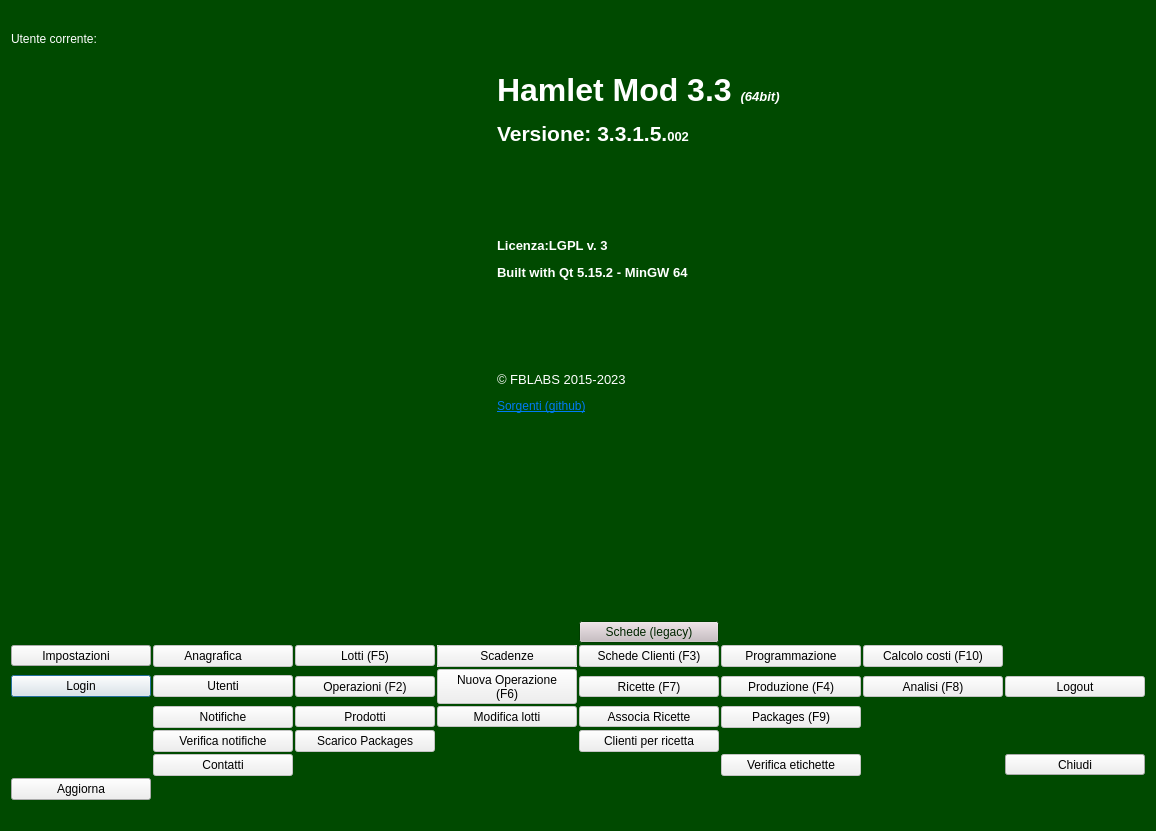
This is mainwindow.ui in fblabs/hamlet-mod-sancon as Qt 5 draws it before an edit. The edited form follows.
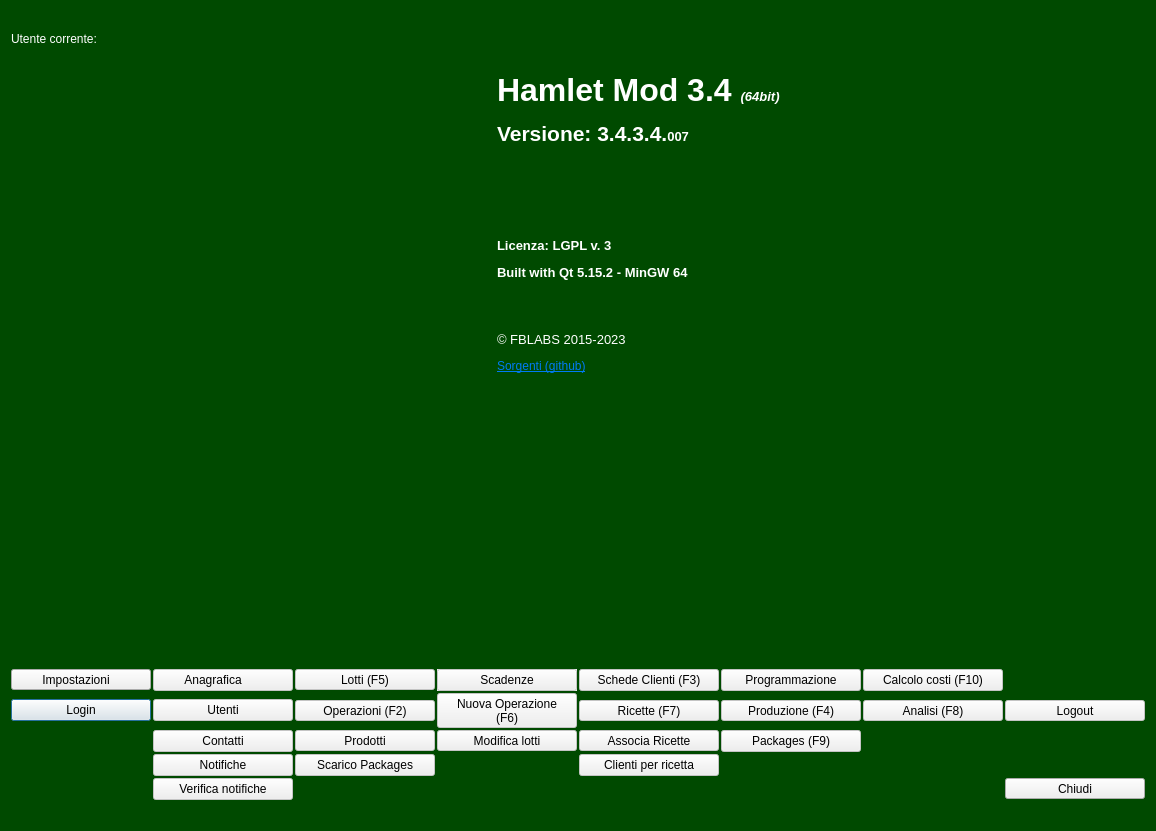
This is the edited form. Icons and pictures are not drawn.

```diff
--- a/mainwindow.ui
+++ b/mainwindow.ui
@@ -531,7 +531,7 @@
          <enum>QFrame::NoFrame</enum>
         </property>
         <property name="text">
-         <string>&lt;html&gt;&lt;head/&gt;&lt;body&gt;&lt;p&gt;&lt;span style=&quot; font-size:24pt; font-weight:600;&quot;&gt;Hamlet Mod 3.3 &lt;/span&gt;&lt;span style=&quot; font-size:10pt; font-weight:600; font-style:italic;&quot;&gt;(64bit)&lt;/span&gt;&lt;/p&gt;&lt;p&gt;&lt;span style=&quot; font-size:16pt; font-weight:600;&quot;&gt;Versione: 3.3.1.5.&lt;/span&gt;&lt;span style=&quot; font-size:10pt; font-weight:600;&quot;&gt;002&lt;/span&gt;&lt;/p&gt;&lt;p&gt;&lt;br/&gt;&lt;/p&gt;&lt;p&gt;&lt;br/&gt;&lt;/p&gt;&lt;p&gt;&lt;span style=&quot; font-size:10pt; font-weight:600;&quot;&gt;Licenza:LGPL v. 3&lt;/span&gt;&lt;/p&gt;&lt;p&gt;&lt;span style=&quot; font-size:10pt; font-weight:600;&quot;&gt;Built with Qt 5.15.2 - MinGW 64&lt;/span&gt;&lt;/p&gt;&lt;p&gt;&lt;br/&gt;&lt;/p&gt;&lt;p&gt;&lt;br/&gt;&lt;/p&gt;&lt;p&gt;&lt;span style=&quot; font-size:10pt;&quot;&gt;© FBLABS 2015-2023&lt;/span&gt;&lt;/p&gt;&lt;p&gt;&lt;a href=&quot;https://github.com/fblabs/hamlet-mod-sancon/tree/master&quot;&gt;&lt;span style=&quot; text-decoration: underline; color:#007af4;&quot;&gt;Sorgenti (github)&lt;/span&gt;&lt;/a&gt;&lt;/p&gt;&lt;/body&gt;&lt;/html&gt;</string>
+         <string>&lt;html&gt;&lt;head/&gt;&lt;body&gt;&lt;p&gt;&lt;span style=&quot; font-size:24pt; font-weight:600;&quot;&gt;Hamlet Mod 3.4 &lt;/span&gt;&lt;span style=&quot; font-size:10pt; font-weight:600; font-style:italic;&quot;&gt;(64bit)&lt;/span&gt;&lt;/p&gt;&lt;p&gt;&lt;span style=&quot; font-size:16pt; font-weight:600;&quot;&gt;Versione: 3.4.3.4.&lt;/span&gt;&lt;span style=&quot; font-size:10pt; font-weight:600;&quot;&gt;007&lt;/span&gt;&lt;/p&gt;&lt;p&gt;&lt;br/&gt;&lt;/p&gt;&lt;p&gt;&lt;br/&gt;&lt;/p&gt;&lt;p&gt;&lt;span style=&quot; font-size:10pt; font-weight:600;&quot;&gt;Licenza: LGPL v. 3&lt;/span&gt;&lt;/p&gt;&lt;p&gt;&lt;span style=&quot; font-size:10pt; font-weight:600;&quot;&gt;Built with Qt 5.15.2 - MinGW 64&lt;/span&gt;&lt;/p&gt;&lt;p&gt;&lt;br/&gt;&lt;/p&gt;&lt;p&gt;&lt;span style=&quot; font-size:10pt;&quot;&gt;© FBLABS 2015-2023&lt;/span&gt;&lt;/p&gt;&lt;p&gt;&lt;a href=&quot;https://github.com/fblabs/hamlet-mod-sancon-new/blob/master/release/hamletMOD.exe&quot;&gt;&lt;span style=&quot; text-decoration: underline; color:#007af4;&quot;&gt;Sorgenti (github)&lt;/span&gt;&lt;/a&gt;&lt;/p&gt;&lt;/body&gt;&lt;/html&gt;</string>
         </property>
         <property name="scaledContents">
          <bool>false</bool>
@@ -566,7 +566,77 @@
         <property name="spacing">
          <number>2</number>
         </property>
+        <item row="3" column="0">
+         <widget class="QToolButton" name="tbSettings">
+          <property name="enabled">
+           <bool>true</bool>
+          </property>
+          <property name="minimumSize">
+           <size>
+            <width>140</width>
+            <height>0</height>
+           </size>
+          </property>
+          <property name="maximumSize">
+           <size>
+            <width>125</width>
+            <height>16777215</height>
+           </size>
+          </property>
+          <property name="styleSheet">
+           <string notr="true">color:rgb(0, 0, 0)</string>
+          </property>
+          <property name="text">
+           <string>Impostazioni   </string>
+          </property>
+          <property name="icon">
+           <iconset resource="icons.qrc">
+            <normaloff>:/Resources/Computer.PNG</normaloff>:/Resources/Computer.PNG</iconset>
+          </property>
+          <property name="iconSize">
+           <size>
+            <width>32</width>
+            <height>32</height>
+           </size>
+          </property>
+          <property name="toolButtonStyle">
+           <enum>Qt::ToolButtonTextBesideIcon</enum>
+          </property>
+         </widget>
+        </item>
         <item row="5" column="2">
+         <widget class="QToolButton" name="tbProdotti">
+          <property name="enabled">
+           <bool>false</bool>
+          </property>
+          <property name="minimumSize">
+           <size>
+            <width>140</width>
+            <height>0</height>
+           </size>
+          </property>
+          <property name="styleSheet">
+           <string notr="true">color:rgb(0, 0, 0)</string>
+          </property>
+          <property name="text">
+           <string>Prodotti</string>
+          </property>
+          <property name="icon">
+           <iconset resource="icons.qrc">
+            <normaloff>:/Resources/Wood-4-icon.png</normaloff>:/Resources/Wood-4-icon.png</iconset>
+          </property>
+          <property name="iconSize">
+           <size>
+            <width>32</width>
+            <height>32</height>
+           </size>
+          </property>
+          <property name="toolButtonStyle">
+           <enum>Qt::ToolButtonTextBesideIcon</enum>
+          </property>
+         </widget>
+        </item>
+        <item row="4" column="2">
          <widget class="QToolButton" name="tbMagaz">
           <property name="enabled">
            <bool>false</bool>
@@ -604,169 +674,8 @@
           </property>
          </widget>
         </item>
-        <item row="7" column="1">
-         <widget class="QPushButton" name="pbNotifiche">
-          <property name="enabled">
-           <bool>false</bool>
-          </property>
-          <property name="minimumSize">
-           <size>
-            <width>140</width>
-            <height>0</height>
-           </size>
-          </property>
-          <property name="styleSheet">
-           <string notr="true">color:rgb(0, 0, 0)</string>
-          </property>
-          <property name="text">
-           <string>Notifiche</string>
-          </property>
-          <property name="icon">
-           <iconset resource="icons.qrc">
-            <normaloff>:/Resources/Chat.PNG</normaloff>:/Resources/Chat.PNG</iconset>
-          </property>
-          <property name="iconSize">
-           <size>
-            <width>32</width>
-            <height>32</height>
-           </size>
-          </property>
-         </widget>
-        </item>
-        <item row="2" column="6">
-         <widget class="QPushButton" name="pbOldCards">
-          <property name="enabled">
-           <bool>false</bool>
-          </property>
-          <property name="palette">
-           <palette>
-            <active>
-             <colorrole role="Button">
-              <brush brushstyle="SolidPattern">
-               <color alpha="255">
-                <red>200</red>
-                <green>188</green>
-                <blue>193</blue>
-               </color>
-              </brush>
-             </colorrole>
-            </active>
-            <inactive>
-             <colorrole role="Button">
-              <brush brushstyle="SolidPattern">
-               <color alpha="255">
-                <red>200</red>
-                <green>188</green>
-                <blue>193</blue>
-               </color>
-              </brush>
-             </colorrole>
-            </inactive>
-            <disabled>
-             <colorrole role="Button">
-              <brush brushstyle="SolidPattern">
-               <color alpha="255">
-                <red>200</red>
-                <green>188</green>
-                <blue>193</blue>
-               </color>
-              </brush>
-             </colorrole>
-            </disabled>
-           </palette>
-          </property>
-          <property name="text">
-           <string>Schede (legacy)</string>
-          </property>
-         </widget>
-        </item>
-        <item row="5" column="6">
-         <widget class="QToolButton" name="tbRicette">
-          <property name="enabled">
-           <bool>false</bool>
-          </property>
-          <property name="minimumSize">
-           <size>
-            <width>140</width>
-            <height>0</height>
-           </size>
-          </property>
-          <property name="maximumSize">
-           <size>
-            <width>16777215</width>
-            <height>16777215</height>
-           </size>
-          </property>
-          <property name="baseSize">
-           <size>
-            <width>0</width>
-            <height>0</height>
-           </size>
-          </property>
-          <property name="styleSheet">
-           <string notr="true">color:rgb(0, 0, 0)</string>
-          </property>
-          <property name="text">
-           <string>Ricette (F7)</string>
-          </property>
-          <property name="icon">
-           <iconset resource="icons.qrc">
-            <normaloff>:/Resources/Notepad.PNG</normaloff>:/Resources/Notepad.PNG</iconset>
-          </property>
-          <property name="iconSize">
-           <size>
-            <width>32</width>
-            <height>32</height>
-           </size>
-          </property>
-          <property name="shortcut">
-           <string>F7</string>
-          </property>
-          <property name="toolButtonStyle">
-           <enum>Qt::ToolButtonTextBesideIcon</enum>
-          </property>
-         </widget>
-        </item>
-        <item row="4" column="6">
-         <widget class="QPushButton" name="pbSchede">
-          <property name="enabled">
-           <bool>false</bool>
-          </property>
-          <property name="minimumSize">
-           <size>
-            <width>140</width>
-            <height>0</height>
-           </size>
-          </property>
-          <property name="maximumSize">
-           <size>
-            <width>16777215</width>
-            <height>16777215</height>
-           </size>
-          </property>
-          <property name="styleSheet">
-           <string notr="true">color:rgb(0, 0, 0)</string>
-          </property>
-          <property name="text">
-           <string>Schede Clienti (F3)</string>
-          </property>
-          <property name="icon">
-           <iconset resource="icons.qrc">
-            <normaloff>:/Resources/Folder.PNG</normaloff>:/Resources/Folder.PNG</iconset>
-          </property>
-          <property name="iconSize">
-           <size>
-            <width>32</width>
-            <height>32</height>
-           </size>
-          </property>
-          <property name="shortcut">
-           <string>F3</string>
-          </property>
-         </widget>
-        </item>
         <item row="7" column="6">
-         <widget class="QToolButton" name="tbAssociazioni">
+         <widget class="QPushButton" name="pbC4R">
           <property name="enabled">
            <bool>false</bool>
           </property>
@@ -776,17 +685,11 @@
             <height>0</height>
            </size>
           </property>
-          <property name="maximumSize">
-           <size>
-            <width>134</width>
-            <height>16777215</height>
-           </size>
-          </property>
           <property name="styleSheet">
            <string notr="true">color:rgb(0, 0, 0)</string>
           </property>
           <property name="text">
-           <string>Associa Ricette</string>
+           <string>Clienti per ricetta</string>
           </property>
           <property name="icon">
            <iconset resource="icons.qrc">
@@ -798,15 +701,12 @@
             <height>32</height>
            </size>
           </property>
-          <property name="toolButtonStyle">
-           <enum>Qt::ToolButtonTextBesideIcon</enum>
-          </property>
          </widget>
         </item>
-        <item row="4" column="0">
-         <widget class="QToolButton" name="tbSettings">
+        <item row="3" column="7">
+         <widget class="QPushButton" name="pbProgrammazione">
           <property name="enabled">
-           <bool>true</bool>
+           <bool>false</bool>
           </property>
           <property name="minimumSize">
            <size>
@@ -814,17 +714,41 @@
             <height>0</height>
            </size>
           </property>
-          <property name="maximumSize">
+          <property name="styleSheet">
+           <string notr="true">color:rgb(0, 0, 0)</string>
+          </property>
+          <property name="text">
+           <string>Programmazione</string>
+          </property>
+          <property name="icon">
+           <iconset resource="icons.qrc">
+            <normaloff>:/Resources/3D_Icons_Icon_256.png</normaloff>:/Resources/3D_Icons_Icon_256.png</iconset>
+          </property>
+          <property name="iconSize">
            <size>
-            <width>125</width>
-            <height>16777215</height>
+            <width>32</width>
+            <height>32</height>
            </size>
           </property>
+         </widget>
+        </item>
+        <item row="4" column="4">
+         <widget class="QToolButton" name="pBNewOperation">
+          <property name="enabled">
+           <bool>false</bool>
+          </property>
+          <property name="minimumSize">
+           <size>
+            <width>140</width>
+            <height>0</height>
+           </size>
+          </property>
           <property name="styleSheet">
            <string notr="true">color:rgb(0, 0, 0)</string>
           </property>
           <property name="text">
-           <string>Impostazioni   </string>
+           <string>Nuova Operazione 
+(F6)</string>
           </property>
           <property name="icon">
            <iconset resource="icons.qrc">
@@ -839,9 +763,12 @@
           <property name="toolButtonStyle">
            <enum>Qt::ToolButtonTextBesideIcon</enum>
           </property>
+          <property name="arrowType">
+           <enum>Qt::NoArrow</enum>
+          </property>
          </widget>
         </item>
-        <item row="4" column="1">
+        <item row="3" column="1">
          <widget class="QPushButton" name="tbAnag">
           <property name="enabled">
            <bool>false</bool>
@@ -876,42 +803,10 @@
           </property>
          </widget>
         </item>
-        <item row="11" column="1">
-         <widget class="QPushButton" name="pbContacts">
+        <item row="3" column="2">
+         <widget class="QToolButton" name="tbLotti">
           <property name="enabled">
            <bool>false</bool>
-          </property>
-          <property name="minimumSize">
-           <size>
-            <width>140</width>
-            <height>0</height>
-           </size>
-          </property>
-          <property name="styleSheet">
-           <string notr="true">color:rgb(0, 0, 0)</string>
-          </property>
-          <property name="text">
-           <string>Contatti</string>
-          </property>
-          <property name="icon">
-           <iconset resource="icons.qrc">
-            <normaloff>:/Resources/user-group-icon.png</normaloff>:/Resources/user-group-icon.png</iconset>
-          </property>
-          <property name="iconSize">
-           <size>
-            <width>32</width>
-            <height>32</height>
-           </size>
-          </property>
-          <property name="flat">
-           <bool>false</bool>
-          </property>
-         </widget>
-        </item>
-        <item row="11" column="9">
-         <widget class="QToolButton" name="tbClose">
-          <property name="enabled">
-           <bool>true</bool>
           </property>
           <property name="minimumSize">
            <size>
@@ -929,7 +824,7 @@
            <string notr="true">color:rgb(0, 0, 0)</string>
           </property>
           <property name="text">
-           <string>Chiudi</string>
+           <string>Lotti (F5)</string>
           </property>
           <property name="icon">
            <iconset resource="icons.qrc">
@@ -944,9 +839,12 @@
           <property name="toolButtonStyle">
            <enum>Qt::ToolButtonTextBesideIcon</enum>
           </property>
+          <property name="autoRaise">
+           <bool>false</bool>
+          </property>
          </widget>
         </item>
-        <item row="5" column="8">
+        <item row="4" column="8">
          <widget class="QToolButton" name="tbAnalisi">
           <property name="enabled">
            <bool>false</bool>
@@ -996,7 +894,83 @@
           </property>
          </widget>
         </item>
-        <item row="5" column="7">
+        <item row="4" column="9">
+         <widget class="QToolButton" name="tbLogout">
+          <property name="enabled">
+           <bool>false</bool>
+          </property>
+          <property name="minimumSize">
+           <size>
+            <width>140</width>
+            <height>0</height>
+           </size>
+          </property>
+          <property name="maximumSize">
+           <size>
+            <width>120</width>
+            <height>16777215</height>
+           </size>
+          </property>
+          <property name="styleSheet">
+           <string notr="true">color:rgb(0, 0, 0)</string>
+          </property>
+          <property name="text">
+           <string>Logout</string>
+          </property>
+          <property name="icon">
+           <iconset resource="icons.qrc">
+            <normaloff>:/Resources/User-red64.png</normaloff>:/Resources/User-red64.png</iconset>
+          </property>
+          <property name="iconSize">
+           <size>
+            <width>32</width>
+            <height>32</height>
+           </size>
+          </property>
+          <property name="toolButtonStyle">
+           <enum>Qt::ToolButtonTextBesideIcon</enum>
+          </property>
+         </widget>
+        </item>
+        <item row="9" column="9">
+         <widget class="QToolButton" name="tbClose">
+          <property name="enabled">
+           <bool>true</bool>
+          </property>
+          <property name="minimumSize">
+           <size>
+            <width>140</width>
+            <height>0</height>
+           </size>
+          </property>
+          <property name="maximumSize">
+           <size>
+            <width>120</width>
+            <height>16777215</height>
+           </size>
+          </property>
+          <property name="styleSheet">
+           <string notr="true">color:rgb(0, 0, 0)</string>
+          </property>
+          <property name="text">
+           <string>Chiudi</string>
+          </property>
+          <property name="icon">
+           <iconset resource="icons.qrc">
+            <normaloff>:/Resources/Actions-window-close-icon.png</normaloff>:/Resources/Actions-window-close-icon.png</iconset>
+          </property>
+          <property name="iconSize">
+           <size>
+            <width>32</width>
+            <height>32</height>
+           </size>
+          </property>
+          <property name="toolButtonStyle">
+           <enum>Qt::ToolButtonTextBesideIcon</enum>
+          </property>
+         </widget>
+        </item>
+        <item row="4" column="7">
          <widget class="QToolButton" name="tnProduzione">
           <property name="enabled">
            <bool>false</bool>
@@ -1037,68 +1011,7 @@
           </property>
          </widget>
         </item>
-        <item row="5" column="1">
-         <widget class="QPushButton" name="tbUtenti">
-          <property name="enabled">
-           <bool>false</bool>
-          </property>
-          <property name="minimumSize">
-           <size>
-            <width>140</width>
-            <height>0</height>
-           </size>
-          </property>
-          <property name="maximumSize">
-           <size>
-            <width>120</width>
-            <height>16777215</height>
-           </size>
-          </property>
-          <property name="styleSheet">
-           <string notr="true">color:rgb(0, 0, 0)</string>
-          </property>
-          <property name="text">
-           <string>Utenti</string>
-          </property>
-          <property name="icon">
-           <iconset resource="icons.qrc">
-            <normaloff>:/Resources/Warning-Sign.PNG</normaloff>:/Resources/Warning-Sign.PNG</iconset>
-          </property>
-          <property name="iconSize">
-           <size>
-            <width>32</width>
-            <height>32</height>
-           </size>
-          </property>
-         </widget>
-        </item>
-        <item row="12" column="0">
-         <widget class="QPushButton" name="pushButton">
-          <property name="minimumSize">
-           <size>
-            <width>80</width>
-            <height>0</height>
-           </size>
-          </property>
-          <property name="styleSheet">
-           <string notr="true">color:rgb(0, 0, 0)</string>
-          </property>
-          <property name="text">
-           <string>Aggiorna</string>
-          </property>
-          <property name="icon">
-           <iconset resource="icons.qrc">
-            <normaloff>:/Resources/Planet.PNG</normaloff>:/Resources/Planet.PNG</iconset>
-          </property>
-          <property name="iconSize">
-           <size>
-            <width>32</width>
-            <height>32</height>
-           </size>
-          </property>
-         </widget>
-        </item>
-        <item row="5" column="0">
+        <item row="4" column="0">
          <widget class="QPushButton" name="toolButton">
           <property name="minimumSize">
            <size>
@@ -1136,8 +1049,8 @@
           </property>
          </widget>
         </item>
-        <item row="4" column="7">
-         <widget class="QPushButton" name="pbProgrammazione">
+        <item row="3" column="4">
+         <widget class="QPushButton" name="pbExpirations">
           <property name="enabled">
            <bool>false</bool>
           </property>
@@ -1147,40 +1060,14 @@
             <height>0</height>
            </size>
           </property>
-          <property name="styleSheet">
-           <string notr="true">color:rgb(0, 0, 0)</string>
+          <property name="autoFillBackground">
+           <bool>true</bool>
           </property>
-          <property name="text">
-           <string>Programmazione</string>
-          </property>
-          <property name="icon">
-           <iconset resource="icons.qrc">
-            <normaloff>:/Resources/3D_Icons_Icon_256.png</normaloff>:/Resources/3D_Icons_Icon_256.png</iconset>
-          </property>
-          <property name="iconSize">
-           <size>
-            <width>32</width>
-            <height>32</height>
-           </size>
-          </property>
-         </widget>
-        </item>
-        <item row="9" column="6">
-         <widget class="QPushButton" name="pbC4R">
-          <property name="enabled">
-           <bool>false</bool>
-          </property>
-          <property name="minimumSize">
-           <size>
-            <width>140</width>
-            <height>0</height>
-           </size>
-          </property>
           <property name="styleSheet">
            <string notr="true">color:rgb(0, 0, 0)</string>
           </property>
           <property name="text">
-           <string>Clienti per ricetta</string>
+           <string>Scadenze</string>
           </property>
           <property name="icon">
            <iconset resource="icons.qrc">
@@ -1194,7 +1081,7 @@
           </property>
          </widget>
         </item>
-        <item row="4" column="8">
+        <item row="3" column="8">
          <widget class="QPushButton" name="pbCalcoloCosti">
           <property name="enabled">
            <bool>false</bool>
@@ -1226,241 +1113,7 @@
           </property>
          </widget>
         </item>
-        <item row="11" column="7">
-         <widget class="QPushButton" name="pbVerifyLabels">
-          <property name="enabled">
-           <bool>false</bool>
-          </property>
-          <property name="minimumSize">
-           <size>
-            <width>140</width>
-            <height>0</height>
-           </size>
-          </property>
-          <property name="styleSheet">
-           <string notr="true">color:rgb(0, 0, 0)</string>
-          </property>
-          <property name="text">
-           <string>Verifica etichette</string>
-          </property>
-          <property name="icon">
-           <iconset resource="icons.qrc">
-            <normaloff>:/Resources/Map.PNG</normaloff>:/Resources/Map.PNG</iconset>
-          </property>
-          <property name="iconSize">
-           <size>
-            <width>32</width>
-            <height>32</height>
-           </size>
-          </property>
-         </widget>
-        </item>
-        <item row="9" column="1">
-         <widget class="QPushButton" name="pbCkeckNotifications">
-          <property name="enabled">
-           <bool>false</bool>
-          </property>
-          <property name="minimumSize">
-           <size>
-            <width>140</width>
-            <height>0</height>
-           </size>
-          </property>
-          <property name="styleSheet">
-           <string notr="true">color:rgb(0, 0, 0)</string>
-          </property>
-          <property name="text">
-           <string>Verifica notifiche</string>
-          </property>
-          <property name="icon">
-           <iconset resource="icons.qrc">
-            <normaloff>:/Resources/Search.PNG</normaloff>:/Resources/Search.PNG</iconset>
-          </property>
-          <property name="iconSize">
-           <size>
-            <width>32</width>
-            <height>32</height>
-           </size>
-          </property>
-         </widget>
-        </item>
-        <item row="5" column="9">
-         <widget class="QToolButton" name="tbLogout">
-          <property name="enabled">
-           <bool>false</bool>
-          </property>
-          <property name="minimumSize">
-           <size>
-            <width>140</width>
-            <height>0</height>
-           </size>
-          </property>
-          <property name="maximumSize">
-           <size>
-            <width>120</width>
-            <height>16777215</height>
-           </size>
-          </property>
-          <property name="styleSheet">
-           <string notr="true">color:rgb(0, 0, 0)</string>
-          </property>
-          <property name="text">
-           <string>Logout</string>
-          </property>
-          <property name="icon">
-           <iconset resource="icons.qrc">
-            <normaloff>:/Resources/User-red64.png</normaloff>:/Resources/User-red64.png</iconset>
-          </property>
-          <property name="iconSize">
-           <size>
-            <width>32</width>
-            <height>32</height>
-           </size>
-          </property>
-          <property name="toolButtonStyle">
-           <enum>Qt::ToolButtonTextBesideIcon</enum>
-          </property>
-         </widget>
-        </item>
-        <item row="9" column="2">
-         <widget class="QPushButton" name="pbUnload">
-          <property name="enabled">
-           <bool>false</bool>
-          </property>
-          <property name="minimumSize">
-           <size>
-            <width>140</width>
-            <height>0</height>
-           </size>
-          </property>
-          <property name="styleSheet">
-           <string notr="true">color:rgb(0, 0, 0)</string>
-          </property>
-          <property name="text">
-           <string>Scarico Packages</string>
-          </property>
-          <property name="icon">
-           <iconset resource="icons.qrc">
-            <normaloff>:/Resources/App-ark-2-icon.png</normaloff>:/Resources/App-ark-2-icon.png</iconset>
-          </property>
-          <property name="iconSize">
-           <size>
-            <width>32</width>
-            <height>32</height>
-           </size>
-          </property>
-         </widget>
-        </item>
-        <item row="4" column="4">
-         <widget class="QPushButton" name="pbExpirations">
-          <property name="enabled">
-           <bool>false</bool>
-          </property>
-          <property name="minimumSize">
-           <size>
-            <width>140</width>
-            <height>0</height>
-           </size>
-          </property>
-          <property name="autoFillBackground">
-           <bool>true</bool>
-          </property>
-          <property name="styleSheet">
-           <string notr="true">color:rgb(0, 0, 0)</string>
-          </property>
-          <property name="text">
-           <string>Scadenze</string>
-          </property>
-          <property name="icon">
-           <iconset resource="icons.qrc">
-            <normaloff>:/Resources/Calendar.PNG</normaloff>:/Resources/Calendar.PNG</iconset>
-          </property>
-          <property name="iconSize">
-           <size>
-            <width>32</width>
-            <height>32</height>
-           </size>
-          </property>
-         </widget>
-        </item>
-        <item row="5" column="4">
-         <widget class="QToolButton" name="pBNewOperation">
-          <property name="enabled">
-           <bool>false</bool>
-          </property>
-          <property name="minimumSize">
-           <size>
-            <width>140</width>
-            <height>0</height>
-           </size>
-          </property>
-          <property name="styleSheet">
-           <string notr="true">color:rgb(0, 0, 0)</string>
-          </property>
-          <property name="text">
-           <string>Nuova Operazione 
-(F6)</string>
-          </property>
-          <property name="icon">
-           <iconset resource="icons.qrc">
-            <normaloff>:/Resources/Actions-configure-icon.png</normaloff>:/Resources/Actions-configure-icon.png</iconset>
-          </property>
-          <property name="iconSize">
-           <size>
-            <width>32</width>
-            <height>32</height>
-           </size>
-          </property>
-          <property name="shortcut">
-           <string>F6</string>
-          </property>
-          <property name="toolButtonStyle">
-           <enum>Qt::ToolButtonTextBesideIcon</enum>
-          </property>
-          <property name="arrowType">
-           <enum>Qt::NoArrow</enum>
-          </property>
-         </widget>
-        </item>
-        <item row="7" column="4">
-         <widget class="QToolButton" name="tbModificaLotti">
-          <property name="enabled">
-           <bool>false</bool>
-          </property>
-          <property name="minimumSize">
-           <size>
-            <width>140</width>
-            <height>0</height>
-           </size>
-          </property>
-          <property name="maximumSize">
-           <size>
-            <width>120</width>
-            <height>16777215</height>
-           </size>
-          </property>
-          <property name="styleSheet">
-           <string notr="true">color:rgb(0, 0, 0)</string>
-          </property>
-          <property name="text">
-           <string>Modifica lotti</string>
-          </property>
-          <property name="icon">
-           <iconset resource="icons.qrc">
-            <normaloff>:/Resources/Pencil.PNG</normaloff>:/Resources/Pencil.PNG</iconset>
-          </property>
-          <property name="iconSize">
-           <size>
-            <width>32</width>
-            <height>32</height>
-           </size>
-          </property>
-          <property name="toolButtonStyle">
-           <enum>Qt::ToolButtonTextBesideIcon</enum>
-          </property>
-         </widget>
-        </item>
-        <item row="7" column="7">
+        <item row="5" column="7">
          <widget class="QPushButton" name="pbPackages">
           <property name="enabled">
            <bool>false</bool>
@@ -1504,8 +1157,8 @@
           </property>
          </widget>
         </item>
-        <item row="4" column="2">
-         <widget class="QToolButton" name="tbLotti">
+        <item row="4" column="6">
+         <widget class="QToolButton" name="tbRicette">
           <property name="enabled">
            <bool>false</bool>
           </property>
@@ -1517,7 +1170,7 @@
           </property>
           <property name="maximumSize">
            <size>
-            <width>120</width>
+            <width>16777215</width>
             <height>16777215</height>
            </size>
           </property>
@@ -1525,7 +1178,7 @@
            <string notr="true">color:rgb(0, 0, 0)</string>
           </property>
           <property name="text">
-           <string>Lotti (F5)</string>
+           <string>Ricette (F7)</string>
           </property>
           <property name="icon">
            <iconset resource="icons.qrc">
@@ -1543,13 +1196,159 @@
           <property name="toolButtonStyle">
            <enum>Qt::ToolButtonTextBesideIcon</enum>
           </property>
-          <property name="autoRaise">
+         </widget>
+        </item>
+        <item row="5" column="4">
+         <widget class="QToolButton" name="tbModificaLotti">
+          <property name="enabled">
            <bool>false</bool>
+          </property>
+          <property name="minimumSize">
+           <size>
+            <width>140</width>
+            <height>0</height>
+           </size>
+          </property>
+          <property name="maximumSize">
+           <size>
+            <width>120</width>
+            <height>16777215</height>
+           </size>
+          </property>
+          <property name="styleSheet">
+           <string notr="true">color:rgb(0, 0, 0)</string>
+          </property>
+          <property name="text">
+           <string>Modifica lotti</string>
+          </property>
+          <property name="icon">
+           <iconset resource="icons.qrc">
+            <normaloff>:/Resources/Pencil.PNG</normaloff>:/Resources/Pencil.PNG</iconset>
+          </property>
+          <property name="iconSize">
+           <size>
+            <width>32</width>
+            <height>32</height>
+           </size>
+          </property>
+          <property name="toolButtonStyle">
+           <enum>Qt::ToolButtonTextBesideIcon</enum>
+          </property>
+         </widget>
+        </item>
+        <item row="3" column="6">
+         <widget class="QPushButton" name="pbSchede">
+          <property name="enabled">
+           <bool>false</bool>
+          </property>
+          <property name="minimumSize">
+           <size>
+            <width>140</width>
+            <height>0</height>
+           </size>
+          </property>
+          <property name="maximumSize">
+           <size>
+            <width>16777215</width>
+            <height>16777215</height>
+           </size>
+          </property>
+          <property name="styleSheet">
+           <string notr="true">color:rgb(0, 0, 0)</string>
+          </property>
+          <property name="text">
+           <string>Schede Clienti (F3)</string>
+          </property>
+          <property name="icon">
+           <iconset resource="icons.qrc">
+            <normaloff>:/Resources/Folder.PNG</normaloff>:/Resources/Folder.PNG</iconset>
+          </property>
+          <property name="iconSize">
+           <size>
+            <width>32</width>
+            <height>32</height>
+           </size>
+          </property>
+          <property name="shortcut">
+           <string>F3</string>
+          </property>
+         </widget>
+        </item>
+        <item row="4" column="1">
+         <widget class="QPushButton" name="tbUtenti">
+          <property name="enabled">
+           <bool>false</bool>
+          </property>
+          <property name="minimumSize">
+           <size>
+            <width>140</width>
+            <height>0</height>
+           </size>
+          </property>
+          <property name="maximumSize">
+           <size>
+            <width>120</width>
+            <height>16777215</height>
+           </size>
+          </property>
+          <property name="styleSheet">
+           <string notr="true">color:rgb(0, 0, 0)</string>
+          </property>
+          <property name="text">
+           <string>Utenti</string>
+          </property>
+          <property name="icon">
+           <iconset resource="icons.qrc">
+            <normaloff>:/Resources/Warning-Sign.PNG</normaloff>:/Resources/Warning-Sign.PNG</iconset>
+          </property>
+          <property name="iconSize">
+           <size>
+            <width>32</width>
+            <height>32</height>
+           </size>
+          </property>
+         </widget>
+        </item>
+        <item row="5" column="6">
+         <widget class="QToolButton" name="tbAssociazioni">
+          <property name="enabled">
+           <bool>false</bool>
+          </property>
+          <property name="minimumSize">
+           <size>
+            <width>140</width>
+            <height>0</height>
+           </size>
+          </property>
+          <property name="maximumSize">
+           <size>
+            <width>134</width>
+            <height>16777215</height>
+           </size>
+          </property>
+          <property name="styleSheet">
+           <string notr="true">color:rgb(0, 0, 0)</string>
+          </property>
+          <property name="text">
+           <string>Associa Ricette</string>
+          </property>
+          <property name="icon">
+           <iconset resource="icons.qrc">
+            <normaloff>:/Resources/Map.PNG</normaloff>:/Resources/Map.PNG</iconset>
+          </property>
+          <property name="iconSize">
+           <size>
+            <width>32</width>
+            <height>32</height>
+           </size>
+          </property>
+          <property name="toolButtonStyle">
+           <enum>Qt::ToolButtonTextBesideIcon</enum>
           </property>
          </widget>
         </item>
         <item row="7" column="2">
-         <widget class="QToolButton" name="tbProdotti">
+         <widget class="QPushButton" name="pbUnload">
           <property name="enabled">
            <bool>false</bool>
           </property>
@@ -1563,7 +1362,7 @@
            <string notr="true">color:rgb(0, 0, 0)</string>
           </property>
           <property name="text">
-           <string>Prodotti</string>
+           <string>Scarico Packages</string>
           </property>
           <property name="icon">
            <iconset resource="icons.qrc">
@@ -1575,8 +1374,95 @@
             <height>32</height>
            </size>
           </property>
-          <property name="toolButtonStyle">
-           <enum>Qt::ToolButtonTextBesideIcon</enum>
+         </widget>
+        </item>
+        <item row="5" column="1">
+         <widget class="QPushButton" name="pbContacts">
+          <property name="enabled">
+           <bool>false</bool>
+          </property>
+          <property name="minimumSize">
+           <size>
+            <width>140</width>
+            <height>0</height>
+           </size>
+          </property>
+          <property name="styleSheet">
+           <string notr="true">color:rgb(0, 0, 0)</string>
+          </property>
+          <property name="text">
+           <string>Contatti</string>
+          </property>
+          <property name="icon">
+           <iconset resource="icons.qrc">
+            <normaloff>:/Resources/user-group-icon.png</normaloff>:/Resources/user-group-icon.png</iconset>
+          </property>
+          <property name="iconSize">
+           <size>
+            <width>32</width>
+            <height>32</height>
+           </size>
+          </property>
+          <property name="flat">
+           <bool>false</bool>
+          </property>
+         </widget>
+        </item>
+        <item row="7" column="1">
+         <widget class="QPushButton" name="pbNotifiche">
+          <property name="enabled">
+           <bool>false</bool>
+          </property>
+          <property name="minimumSize">
+           <size>
+            <width>140</width>
+            <height>0</height>
+           </size>
+          </property>
+          <property name="styleSheet">
+           <string notr="true">color:rgb(0, 0, 0)</string>
+          </property>
+          <property name="text">
+           <string>Notifiche</string>
+          </property>
+          <property name="icon">
+           <iconset resource="icons.qrc">
+            <normaloff>:/Resources/Chat.PNG</normaloff>:/Resources/Chat.PNG</iconset>
+          </property>
+          <property name="iconSize">
+           <size>
+            <width>32</width>
+            <height>32</height>
+           </size>
+          </property>
+         </widget>
+        </item>
+        <item row="9" column="1">
+         <widget class="QPushButton" name="pbCkeckNotifications">
+          <property name="enabled">
+           <bool>false</bool>
+          </property>
+          <property name="minimumSize">
+           <size>
+            <width>140</width>
+            <height>0</height>
+           </size>
+          </property>
+          <property name="styleSheet">
+           <string notr="true">color:rgb(0, 0, 0)</string>
+          </property>
+          <property name="text">
+           <string>Verifica notifiche</string>
+          </property>
+          <property name="icon">
+           <iconset resource="icons.qrc">
+            <normaloff>:/Resources/Search.PNG</normaloff>:/Resources/Search.PNG</iconset>
+          </property>
+          <property name="iconSize">
+           <size>
+            <width>32</width>
+            <height>32</height>
+           </size>
           </property>
          </widget>
         </item>
```
Left out of the diff: 28 changed lines with no effect on the pictures.
